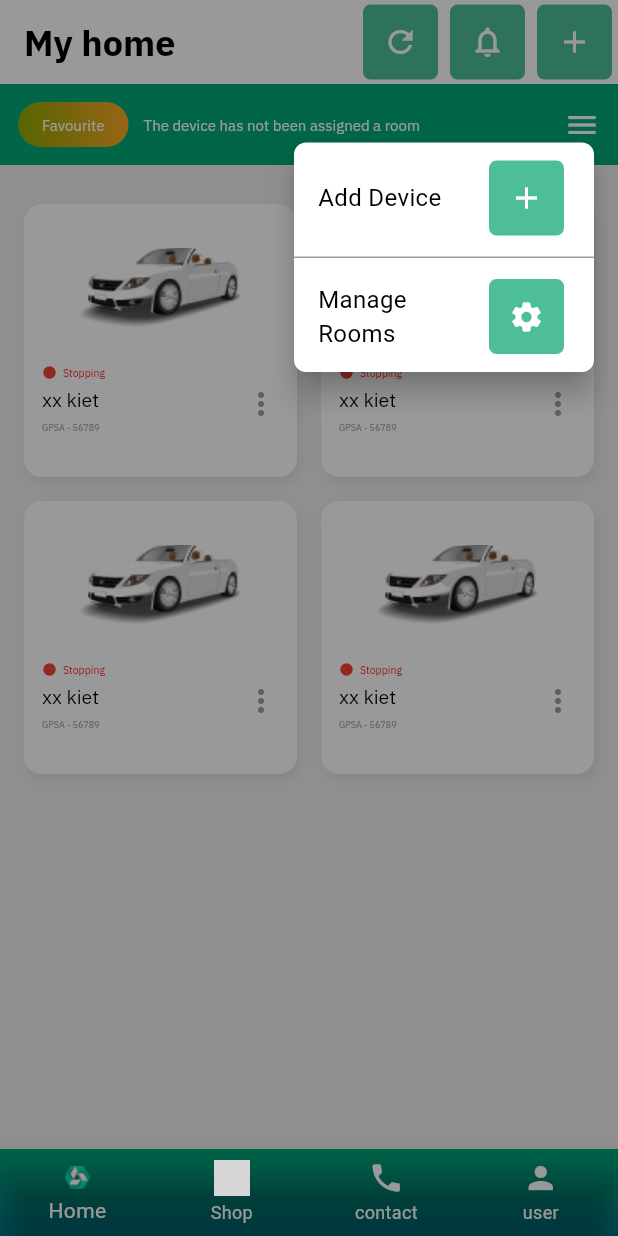
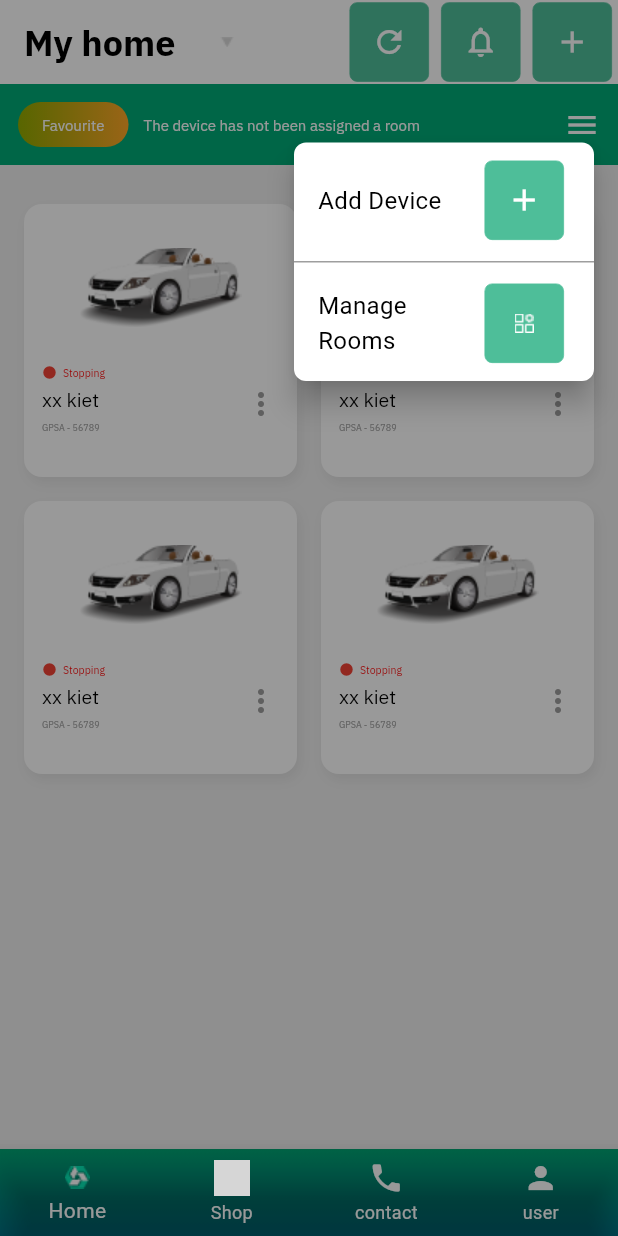
Before and after one commit to Vos247/flutter_app_demo, a Flutter app: the HomePage screen opened directly, after a tap on the "menu" icon, on a phone screen of 412 x 824 dp. Run offline on Flutter 3.47's test engine with Material 3 defaults, Android fonts, the phone set to English and light mode, and no system bars; drawn by our look-alikes of showcaseview; our stand-ins replace flutter_screenutil, get, intl_phone_field; grey boxes are pictures that could not be loaded.

Commit message:
fix icon and update overlay dropdown

```diff
--- /dev/null
+++ b/lib/screens/component/Home/Menu_Options.dart
@@ -0,0 +1,100 @@
+import 'package:flutter/material.dart';
+import 'package:flutter_app_demo/screens/component/bordered_button.dart';
+import 'package:flutter_app_demo/screens/component/fonts/fonts.dart';
+import 'package:flutter_app_demo/screens/component/overlay_background.dart';
+import 'package:showcaseview/showcaseview.dart';
+
+class MenuOptions extends StatefulWidget {
+  final void Function(String) onSelected;
+  final GlobalKey? showcaseKey;
+
+  const MenuOptions({Key? key, required this.onSelected, this.showcaseKey}) : super(key: key);
+
+  @override
+  State<MenuOptions> createState() => _MenuOptionsState();
+}
+
+class _MenuOptionsState extends State<MenuOptions> {
+  OverlayEntry? _overlayEntry;
+  final GlobalKey _iconKey = GlobalKey();
+  void _showOverlayMenu() {
+    final RenderBox renderBox = _iconKey.currentContext!.findRenderObject() as RenderBox;
+  final Offset offset = renderBox.localToGlobal(Offset.zero);
+  final Size size = renderBox.size;
+    _overlayEntry = OverlayEntry(
+      builder: (context) => Stack(
+        children: [
+          OverlayBackground(onTap: _removeOverlay),
+          Positioned(
+           top: offset.dy + size.height, // ngay dưới nút
+          left: offset.dx,
+            child: Material(
+              elevation: 8,
+              borderRadius: BorderRadius.circular(8),
+              color: Colors.white,
+              child: SizedBox(
+                width: 180,
+                child: Column(
+                  mainAxisSize: MainAxisSize.min,
+                  children: [
+                    _buildItem('unfavorite', 'Unfavorite', Icon(Icons.favorite_border)),
+                    const Divider(height: 5),
+                    _buildItem('see_more', 'See More', Icon(Icons.visibility)),
+                    const Divider(height: 5),
+                    _buildItem('move', 'Move', Icon(Icons.move_to_inbox)),
+                  ],
+                ),
+              ),
+            ),
+          ),
+        ],
+      ),
+    );
+    Overlay.of(context).insert(_overlayEntry!);
+  }
+  void _removeOverlay() {
+    _overlayEntry?.remove();
+    _overlayEntry = null;
+  }
+  Widget _buildItem(String value, String label, Widget icon) {
+    return GestureDetector(
+      onTap: () {
+        widget.onSelected(value);
+        _removeOverlay();
+      },
+      child: Padding(
+        padding: const EdgeInsets.symmetric(horizontal: 12, vertical: 8),
+        child: Row(
+          children: [
+            Expanded(
+              child: Text(label, style: AppTextStyles.size10W400Black),
+            ),
+            BorderedIconButton(
+              icon: icon,
+              iconSize: 9,
+              borderWidth: 0.5,
+              padding: const EdgeInsets.all(1),
+              onPressed: () {},
+            ),
+          ],
+        ),
+      ),
+    );
+  }
+  @override
+  Widget build(BuildContext context) {
+    final menuButton = GestureDetector(
+      key: _iconKey,
+      onTap: _showOverlayMenu,
+      child: widget.showcaseKey != null
+          ? Showcase(
+              key: widget.showcaseKey!,
+              description: 'Click to see more options',
+              child: const Icon(Icons.more_vert, color: Colors.grey),
+            )
+          : const Icon(Icons.more_vert, color: Colors.grey),
+    );
+
+    return menuButton;
+  }
+}
--- a/lib/screens/component/Home/Menu_dropdown.dart
+++ b/lib/screens/component/Home/Menu_dropdown.dart
@@ -2,11 +2,15 @@ import 'package:flutter/material.dart';
 import 'package:flutter_app_demo/screens/component/bordered_button.dart';
 import 'package:showcaseview/showcaseview.dart';
 import 'package:flutter/scheduler.dart';
+import 'package:flutter_app_demo/screens/component/overlay_background.dart';
 
 class MenuDropdown extends StatefulWidget {
   final void Function(String) onSelected;
 
-  const MenuDropdown({Key? key, required this.onSelected}) : super(key: key);
+  const MenuDropdown({
+    Key? key,
+    required this.onSelected})
+    : super(key: key);
 
   @override
   State<MenuDropdown> createState() => _MenuDropdownState();
@@ -26,7 +30,6 @@ class _MenuDropdownState extends State<MenuDropdown> {
       }
     });
   }
-
   void _showOverlayMenu() {
     final renderBox =
         _iconPositionKey.currentContext!.findRenderObject() as RenderBox;
@@ -36,12 +39,7 @@ class _MenuDropdownState extends State<MenuDropdown> {
       builder:
           (context) => Stack(
             children: [
-              GestureDetector(
-                onTap: _removeOverlay,
-                child: Container(
-                  color: Colors.black.withOpacity(0.4), // lớp nền tối vừa
-                ),
-              ),
+              OverlayBackground(onTap: _removeOverlay),
               Positioned(
                 top: offset.dy + size.height,
                 right: 16, // điều chỉnh theo layout
@@ -57,14 +55,19 @@ class _MenuDropdownState extends State<MenuDropdown> {
                         _buildItem(
                           'add',
                           'Add Device',
-                          BorderedIconButton(icon: Icons.add, onPressed: () {}),
+                          BorderedIconButton(
+                            icon: Icon(Icons.add), onPressed: () {}),
                         ),
                         const Divider(height: 5, color: Colors.grey),
                         _buildItem(
                           'edit',
                           'Manage Rooms',
                           BorderedIconButton(
-                            icon: Icons.settings,
+                            icon: Image.asset(
+                              'assets/images/group-3.png',
+                              height: 13,
+                              width: 13,
+                            ),
                             onPressed: () {},
                           ),
                         ),
@@ -77,7 +80,6 @@ class _MenuDropdownState extends State<MenuDropdown> {
           ),
     );
     Overlay.of(context).insert(_overlayEntry!);
-
     ShowCaseWidget.of(context).dismiss();
   }
 
--- a/lib/screens/component/bordered_button.dart
+++ b/lib/screens/component/bordered_button.dart
@@ -1,26 +1,37 @@
 import 'package:flutter/material.dart';
 class BorderedIconButton extends StatelessWidget {
-  final IconData icon;
+  final Widget icon;
+  final double iconSize;
+  final Color iconColor;
+  final double borderWidth;
+  final EdgeInsetsGeometry padding;
   final VoidCallback onPressed;
 
   const BorderedIconButton({
     super.key,
     required this.icon,
     required this.onPressed,
+    this.iconSize = 20,
+    this.borderWidth = 0.5,
+    this.padding = const EdgeInsets.all(2),
+    this.iconColor = Colors.white,
   });
 
   @override
   Widget build(BuildContext context) {
     return Container(
+      padding: padding,
       margin: const EdgeInsets.symmetric(horizontal: 4),
       decoration: BoxDecoration(
         color: Color(0xFF4EBE99),
         borderRadius: BorderRadius.circular(5),
-        border: Border.all(color: Color(0xFF4EBE99), width: 1),
+        border: Border.all(color: Color(0xFF4EBE99), width: borderWidth),
       ),
       child: IconButton(
-        icon: Icon(icon, color: Colors.white),
+        icon: icon,
+        color: iconColor,
         onPressed: onPressed,
+        splashRadius: 12,
       ),
     );
   }
--- a/lib/screens/component/fonts/fonts.dart
+++ b/lib/screens/component/fonts/fonts.dart
@@ -85,6 +85,13 @@ class AppTextStyles {
     fontWeight: FontWeight.w400,
     letterSpacing: 0,
   );
+  static const TextStyle size10W400Black = TextStyle(
+    fontFamily: 'IBMPlexSans',
+    fontSize: 10,
+    color: Color(0xFF000000),
+    fontWeight: FontWeight.w400,
+    letterSpacing: 0,
+  );
    static const TextStyle size7W400Red = TextStyle(
     fontFamily: 'IBMPlexSans',
     fontSize: 7,
--- /dev/null
+++ b/lib/screens/component/overlay_background.dart
@@ -0,0 +1,24 @@
+import 'package:flutter/material.dart';
+
+class OverlayBackground extends StatelessWidget {
+  final VoidCallback onTap;
+  final double opacity;
+
+  const OverlayBackground({
+    Key? key,
+    required this.onTap,
+    this.opacity = 0.4,
+  }) : super(key: key);
+
+  @override
+  Widget build(BuildContext context) {
+    return GestureDetector(
+      onTap: onTap,
+      child: Container(
+        color: Colors.black.withOpacity(opacity),
+        width: double.infinity,
+        height: double.infinity,
+      ),
+    );
+  }
+}
--- a/lib/screens/pages/home.dart
+++ b/lib/screens/pages/home.dart
@@ -4,6 +4,7 @@ import 'package:flutter_app_demo/screens/component/bordered_button.dart';
 import 'package:flutter_app_demo/screens/component/home/menu_dropdown.dart';
 import 'package:flutter_app_demo/screens/component/fonts/fonts.dart';
 import 'package:showcaseview/showcaseview.dart';
+import 'package:flutter_app_demo/screens/component/home/menu_options.dart';
 
 class HomePage extends StatefulWidget {
   const HomePage({super.key});
@@ -35,14 +36,23 @@ class _HomePageState extends State<HomePage> {
               ),
             ),
           ),
-          title: const Text(
-            'My home',
-            style: AppTextStyles.size20W700Black,
+          title: Row(children: [
+            const Text(
+              'My home',
+              style: AppTextStyles.size20W700Black,
+            ),
+            const SizedBox(width: 30),
+            Image.asset(
+              'assets/images/group-4.png',
+              height: 9,
+              width: 9,
+            )
+          ]
           ),
           actions: [
-            BorderedIconButton(icon: Icons.refresh, onPressed: () {}),
-            BorderedIconButton(icon: Icons.notifications_none, onPressed: () {},),
-            BorderedIconButton(icon: Icons.add, onPressed: () {}),
+            BorderedIconButton(icon: Icon(Icons.refresh), onPressed: () {}),
+            BorderedIconButton(icon: Icon(Icons.notifications_none), onPressed: () {},),
+            BorderedIconButton(icon: Icon(Icons.add), onPressed: () {}),
           ],
         ),
         body: Column(
@@ -151,7 +161,18 @@ class _HomePageState extends State<HomePage> {
                               ],
                             ),
                             Spacer(),
-                            Icon(Icons.more_vert, color: Colors.grey),
+                            MenuOptions(
+                              onSelected: (value) {
+                                if (value == 'unfavorite') {
+                                  print('Unfavourite selected');
+                                } else if (value == 'see_more') {
+                                  print('See More selected');
+                                } else if (value == 'move') {
+                                  print('Move selected');
+                                }
+                              },
+                              showcaseKey: index == 0 ? GlobalKey() : null,
+                            ),
                           ],
                         ),
                       ],
--- a/pubspec.yaml
+++ b/pubspec.yaml
@@ -29,7 +29,8 @@ flutter:
     - assets/images/Frame-3.png
     - assets/images/Group-1.png
     - assets/images/Group-2.png
-    - assets/images/Group-3.png
+    - assets/images/group-3.png
+    - assets/images/group-4.png
   fonts:
     - family: IBMPlexSans
       fonts:
```
Also changed, not shown: assets/images/group-4.png (added).
